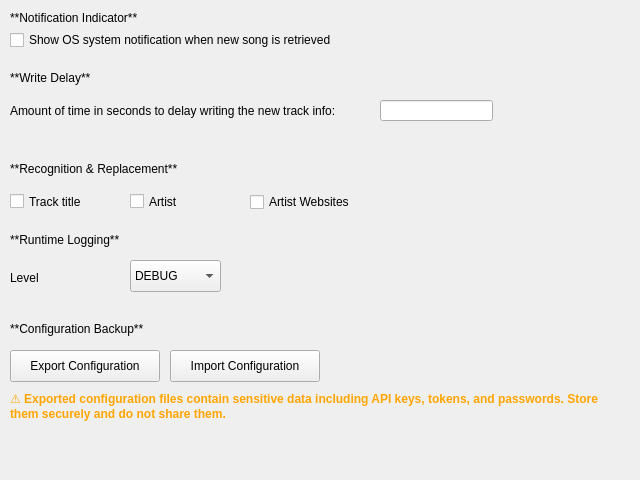
The window that nowplaying/resources/general_ui.ui (whatsnowplaying/whats-now-playing) describes before a commit, drawn with Qt 5.
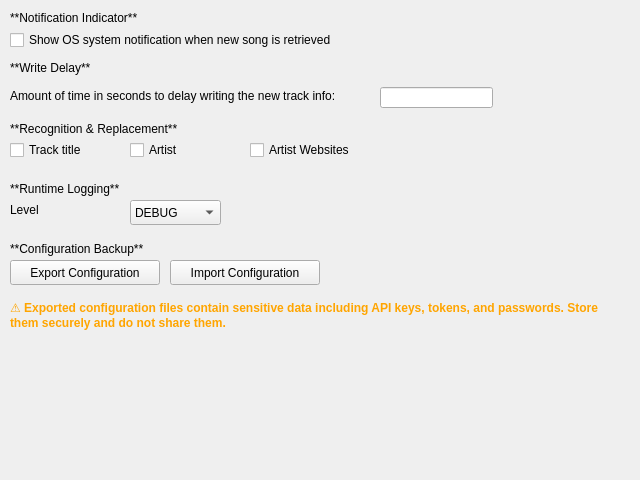
The same window after the commit.

```diff
--- a/nowplaying/resources/general_ui.ui
+++ b/nowplaying/resources/general_ui.ui
@@ -46,7 +46,7 @@
    <property name="geometry">
     <rect>
      <x>10</x>
-     <y>70</y>
+     <y>60</y>
      <width>361</width>
      <height>16</height>
     </rect>
@@ -62,7 +62,7 @@
    <property name="geometry">
     <rect>
      <x>380</x>
-     <y>100</y>
+     <y>87</y>
      <width>113</width>
      <height>21</height>
     </rect>
@@ -75,9 +75,9 @@
    <property name="geometry">
     <rect>
      <x>10</x>
-     <y>90</y>
+     <y>80</y>
      <width>351</width>
-     <height>41</height>
+     <height>32</height>
     </rect>
    </property>
    <property name="text">
@@ -91,9 +91,9 @@
    <property name="geometry">
     <rect>
      <x>10</x>
-     <y>230</y>
+     <y>180</y>
      <width>141</width>
-     <height>20</height>
+     <height>17</height>
     </rect>
    </property>
    <property name="text">
@@ -107,9 +107,9 @@
    <property name="geometry">
     <rect>
      <x>10</x>
-     <y>270</y>
+     <y>200</y>
      <width>59</width>
-     <height>16</height>
+     <height>20</height>
     </rect>
    </property>
    <property name="text">
@@ -120,9 +120,9 @@
    <property name="geometry">
     <rect>
      <x>130</x>
-     <y>260</y>
+     <y>200</y>
      <width>91</width>
-     <height>32</height>
+     <height>25</height>
     </rect>
    </property>
    <item>
@@ -155,7 +155,7 @@
    <property name="geometry">
     <rect>
      <x>10</x>
-     <y>160</y>
+     <y>120</y>
      <width>201</width>
      <height>17</height>
     </rect>
@@ -171,9 +171,9 @@
    <property name="geometry">
     <rect>
      <x>10</x>
-     <y>190</y>
+     <y>140</y>
      <width>91</width>
-     <height>23</height>
+     <height>20</height>
     </rect>
    </property>
    <property name="text">
@@ -184,9 +184,9 @@
    <property name="geometry">
     <rect>
      <x>130</x>
-     <y>190</y>
+     <y>140</y>
      <width>71</width>
-     <height>23</height>
+     <height>20</height>
     </rect>
    </property>
    <property name="text">
@@ -197,9 +197,9 @@
    <property name="geometry">
     <rect>
      <x>250</x>
-     <y>190</y>
+     <y>140</y>
      <width>171</width>
-     <height>24</height>
+     <height>20</height>
     </rect>
    </property>
    <property name="text">
@@ -210,7 +210,7 @@
    <property name="geometry">
     <rect>
      <x>10</x>
-     <y>320</y>
+     <y>240</y>
      <width>201</width>
      <height>17</height>
     </rect>
@@ -226,9 +226,9 @@
    <property name="geometry">
     <rect>
      <x>10</x>
-     <y>350</y>
+     <y>260</y>
      <width>150</width>
-     <height>32</height>
+     <height>25</height>
     </rect>
    </property>
    <property name="text">
@@ -242,9 +242,9 @@
    <property name="geometry">
     <rect>
      <x>170</x>
-     <y>350</y>
+     <y>260</y>
      <width>150</width>
-     <height>32</height>
+     <height>25</height>
     </rect>
    </property>
    <property name="text">
@@ -258,9 +258,9 @@
    <property name="geometry">
     <rect>
      <x>10</x>
-     <y>390</y>
+     <y>295</y>
      <width>610</width>
-     <height>32</height>
+     <height>40</height>
     </rect>
    </property>
    <property name="text">
```
